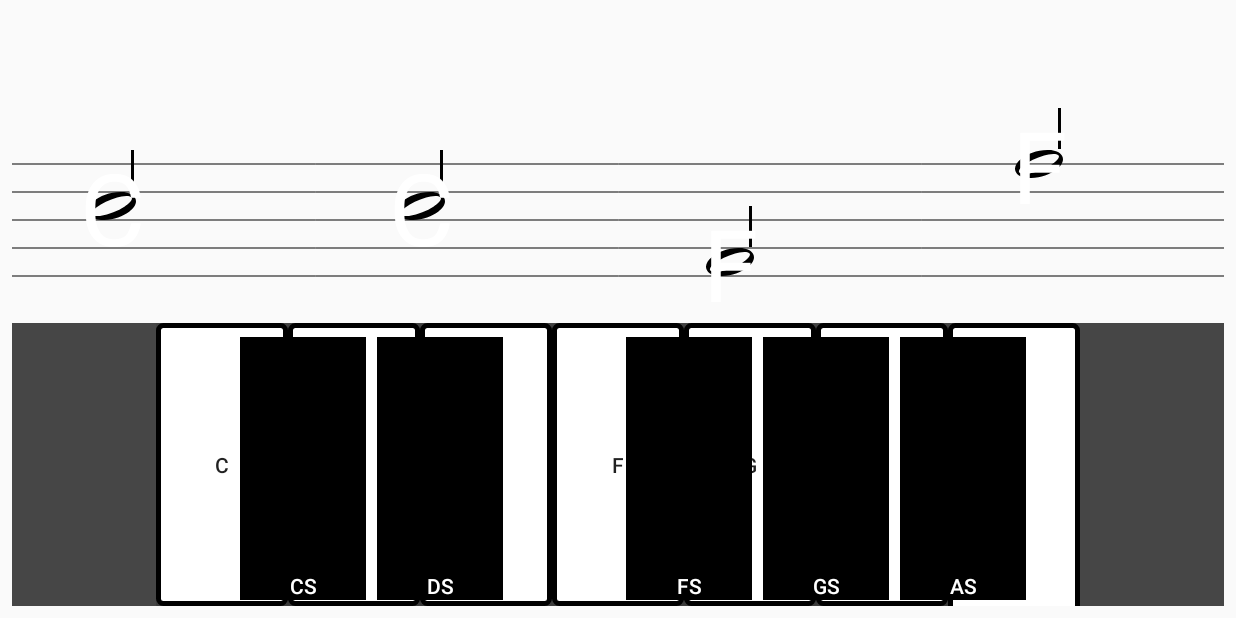
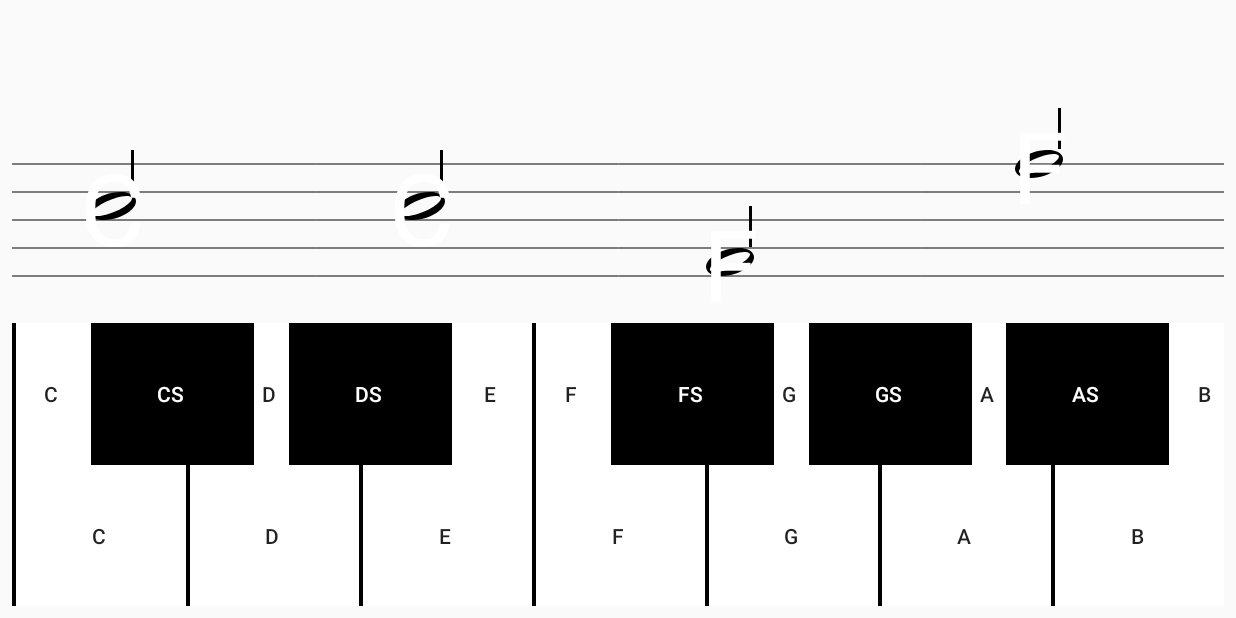
Before and after one commit to bdvanwingerden/SheetMusicTutor, an Android app: the screen it shows after launch (GameActivity), after a tap on "START", on a phone screen of 824 x 412 dp (held sideways). Run offline under Robolectric (Android 15) with nearby library versions, the phone set to English and light mode, and no system bars.

```diff
--- a/Sheet_Music_Tutor/app/src/main/res/drawable/border.xml
+++ b/Sheet_Music_Tutor/app/src/main/res/drawable/border.xml
@@ -1,9 +1,24 @@
 <?xml version="1.0" encoding="utf-8"?>
-<shape xmlns:android="http://schemas.android.com/apk/res/android"
-    android:shape="rectangle">
-    <gradient android:startColor="#FFFFFF"
-        android:endColor="#ffffff"
-        android:angle="270" />
-    <corners android:radius="3dp" />
-    <stroke android:width="5px" android:color="#000000" />
-</shape>
+<layer-list xmlns:android="http://schemas.android.com/apk/res/android">
+    <item>
+        <shape android:shape="rectangle">
+            <solid android:color="@color/black" />
+        </shape>
+    </item>
+    <item android:left="3dp">
+        <shape android:shape="rectangle">
+            <solid android:color="@color/white" />
+        </shape>
+    </item>
+    <item android:left="381dp">
+        <shape android:shape="rectangle">
+            <solid android:color="@color/black" />
+        </shape>
+    </item>
+    <item android:top="637dp">
+        <shape android:shape="rectangle">
+            <solid android:color="@color/black" />
+        </shape>
+    </item>
+
+</layer-list>
--- a/Sheet_Music_Tutor/app/src/main/res/layout/keyboard_fragment.xml
+++ b/Sheet_Music_Tutor/app/src/main/res/layout/keyboard_fragment.xml
@@ -1,124 +1,159 @@
 <?xml version="1.0" encoding="utf-8"?>
-<RelativeLayout xmlns:android="http://schemas.android.com/apk/res/android"
-    xmlns:app="http://schemas.android.com/apk/res-auto"
-    xmlns:tools="http://schemas.android.com/tools"
-    android:layout_width="match_parent"
-    android:layout_height="match_parent"
-    android:background="@drawable/grey"
-    android:orientation="horizontal"
-    tools:context="vanwingerdenbarrier.sheetmusictutor.KeyFragment">
-
+<LinearLayout xmlns:android="http://schemas.android.com/apk/res/android"
+    android:orientation="vertical" android:layout_width="match_parent"
+    android:layout_height="match_parent">
 
     <LinearLayout
-        android:layout_width="wrap_content"
-        android:layout_centerInParent="true"
-        android:layout_height="wrap_content">
+        android:layout_width="match_parent"
+        android:layout_height="fill_parent"
+        android:layout_weight="1"
+        android:weightSum="10"
+        android:orientation="horizontal">
+        <Button
+            android:layout_weight=".85"
+            android:layout_width="match_parent"
+            android:layout_height="fill_parent"
+            android:background="@drawable/key_background"
+            android:text="c"
+            android:id="@+id/c2"/>
+        <Button
+            android:layout_weight=".79"
+            android:layout_width="match_parent"
+            android:layout_height="fill_parent"
+            android:text="cs"
+            android:textColor="@color/white"
+            android:background="@drawable/sharp_key_background"
+            android:id="@+id/cs"/>
+        <Button
+            android:layout_weight=".88"
+            android:layout_width="match_parent"
+            android:layout_height="fill_parent"
+            android:text="d"
+            android:background="@drawable/key_background"
+            android:id="@+id/d2"/>
+        <Button
+            android:layout_weight=".79"
+            android:layout_width="match_parent"
+            android:layout_height="fill_parent"
+            android:text="ds"
+            android:textColor="@color/white"
+            android:background="@drawable/sharp_key_background"
+            android:id="@+id/ds"/>
+        <Button
+            android:layout_weight=".8465"
+            android:layout_width="match_parent"
+            android:layout_height="fill_parent"
+            android:text="e"
+            android:background="@drawable/key_background"
+            android:id="@+id/e2"/>
+        <Button
+            android:layout_weight=".85"
+            android:layout_width="match_parent"
+            android:layout_height="fill_parent"
+            android:text="f"
+            android:background="@drawable/key_background"
+            android:id="@+id/f2"/>
+        <Button
+            android:layout_weight=".79"
+            android:layout_width="match_parent"
+            android:layout_height="fill_parent"
+            android:text="fs"
+            android:textColor="@color/white"
+            android:background="@drawable/sharp_key_background"
+            android:id="@+id/fs"/>
+        <Button
+            android:layout_weight=".88"
+            android:layout_width="match_parent"
+            android:layout_height="fill_parent"
+            android:text="g"
+            android:background="@drawable/key_background"
+            android:id="@+id/g2"/>
+        <Button
+            android:layout_weight=".79"
+            android:layout_width="match_parent"
+            android:layout_height="fill_parent"
+            android:text="gs"
+            android:textColor="@color/white"
+            android:background="@drawable/sharp_key_background"
+            android:id="@+id/gs"/>
+        <Button
+            android:layout_weight=".88"
+            android:layout_width="match_parent"
+            android:layout_height="fill_parent"
+            android:text="a"
+            android:background="@drawable/key_background"
+            android:id="@+id/a2"/>
+        <Button
+            android:layout_weight=".79"
+            android:layout_width="match_parent"
+            android:layout_height="fill_parent"
+            android:text="as"
+            android:textColor="@color/white"
+            android:background="@drawable/sharp_key_background"
+            android:id="@+id/as"/>
 
         <Button
-            android:layout_width="wrap_content"
-            android:text="c"
-            android:id="@+id/c"
+            android:id="@+id/b2"
+            android:layout_width="match_parent"
+            android:layout_height="fill_parent"
+            android:layout_weight=".85"
             android:background="@drawable/key_background"
-            android:layout_height="fill_parent" />
+            android:text="b" />
+    </LinearLayout>
 
+    <LinearLayout
+        android:layout_width="match_parent"
+        android:layout_height="fill_parent"
+        android:layout_weight="1"
+        android:orientation="horizontal">
         <Button
-            android:id="@+id/d"
-            android:layout_width="wrap_content"
+            android:layout_weight="1"
+            android:layout_width="match_parent"
             android:layout_height="fill_parent"
             android:background="@drawable/key_background"
-            android:text="d" />
-
+            android:text="c"
+            android:id="@+id/c"/>
         <Button
-            android:id="@+id/e"
+            android:layout_weight="1"
+            android:layout_width="match_parent"
+            android:layout_height="fill_parent"
+            android:text="d"
             android:background="@drawable/key_background"
-            android:layout_width="wrap_content"
+            android:id="@+id/d"/>
+        <Button
+            android:layout_weight="1"
+            android:layout_width="match_parent"
             android:layout_height="fill_parent"
-            android:text="e" />
-
+            android:text="e"
+            android:background="@drawable/key_background"
+            android:id="@+id/e"/>
         <Button
-            android:id="@+id/f"
-            android:layout_width="wrap_content"
+            android:layout_weight="1"
+            android:layout_width="match_parent"
             android:layout_height="fill_parent"
+            android:text="f"
             android:background="@drawable/key_background"
-            android:text="f" />
-
+            android:id="@+id/f"/>
         <Button
-            android:layout_width="wrap_content"
+            android:layout_weight="1"
+            android:layout_width="match_parent"
+            android:layout_height="fill_parent"
+            android:text="g"
             android:background="@drawable/key_background"
-            android:text="g"
-            android:id="@+id/g"
-            android:layout_height="fill_parent" />
-
+            android:id="@+id/g"/>
         <Button
-            android:layout_width="wrap_content"
+            android:layout_weight="1"
+            android:layout_width="match_parent"
+            android:layout_height="fill_parent"
+            android:text="a"
             android:background="@drawable/key_background"
-            android:text="a"
-            android:id="@+id/a"
-            android:layout_height="fill_parent" />
-
+            android:id="@+id/a"/>
         <Button
-            android:id="@+id/b"
-            android:layout_width="wrap_content"
-            android:layout_height="350dp"
+            android:layout_weight="1"
+            android:layout_width="match_parent"
+            android:layout_height="fill_parent"
+            android:text="b"
             android:background="@drawable/key_background"
-            android:text="b" />
-
-        <Button
-            android:id="@+id/as"
-            android:layout_width="84dp"
-            android:layout_height="175dp"
-            android:layout_marginLeft="-120dp"
-            android:background="@drawable/sharp_key_background"
-            android:gravity="bottom"
-            android:text="AS"
-            android:textAlignment="center"
-            android:textColor="@color/white" />
-
-        <Button
-            android:id="@+id/gs"
-            android:layout_width="84dp"
-            android:layout_height="175dp"
-            android:layout_marginLeft="-175dp"
-            android:background="@drawable/sharp_key_background"
-            android:gravity="bottom"
-            android:text="GS"
-            android:textAlignment="center"
-            android:textColor="@color/white" />
-
-        <Button
-            android:id="@+id/fs"
-            android:layout_width="84dp"
-            android:layout_height="175dp"
-            android:layout_marginLeft="-175dp"
-            android:background="@drawable/sharp_key_background"
-            android:gravity="bottom"
-            android:lineSpacingExtra="18sp"
-            android:text="FS"
-            android:textAlignment="center"
-            android:textColor="@color/white" />
-
-        <Button
-            android:id="@+id/ds"
-            android:layout_width="84dp"
-            android:layout_height="175dp"
-            android:layout_marginLeft="-250dp"
-            android:background="@drawable/sharp_key_background"
-            android:gravity="bottom"
-            android:text="DS"
-            android:textAlignment="center"
-            android:textColor="@color/white" />
-
-        <Button
-            android:id="@+id/cs"
-            android:layout_width="84dp"
-            android:layout_height="175dp"
-            android:layout_marginLeft="-175dp"
-            android:background="@drawable/sharp_key_background"
-            android:gravity="bottom"
-            android:text="CS"
-            android:textAlignment="center"
-            android:textColor="@color/white" />
-
+            android:id="@+id/b"/>
     </LinearLayout>
-
-</RelativeLayout>
+</LinearLayout>
```
